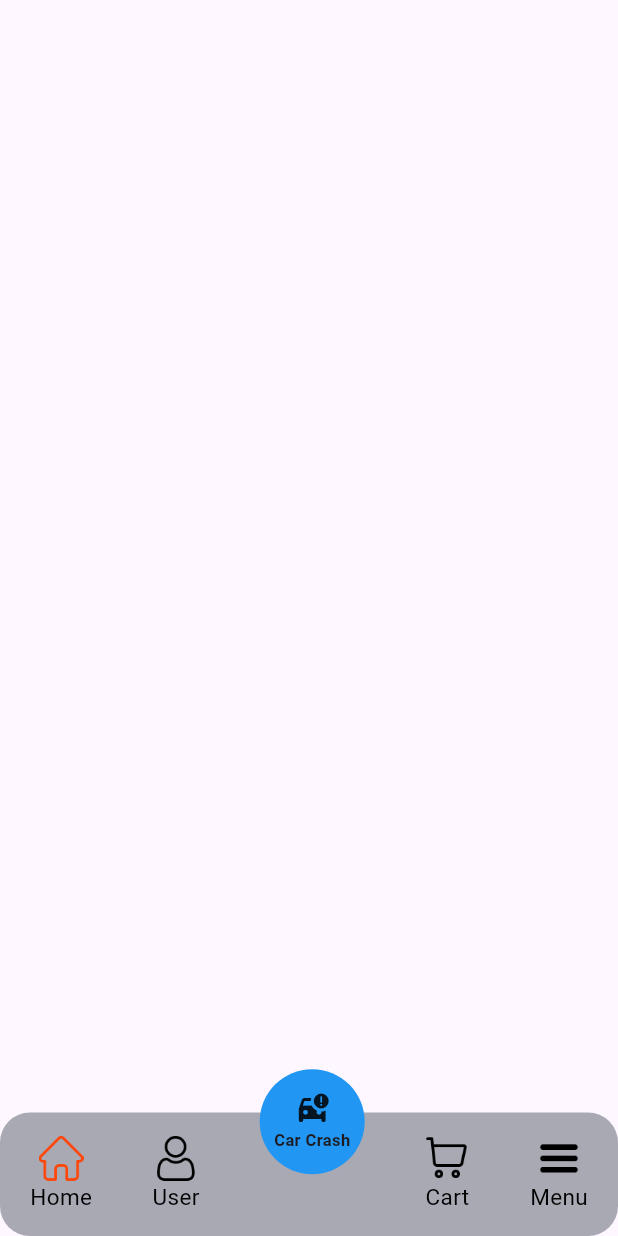
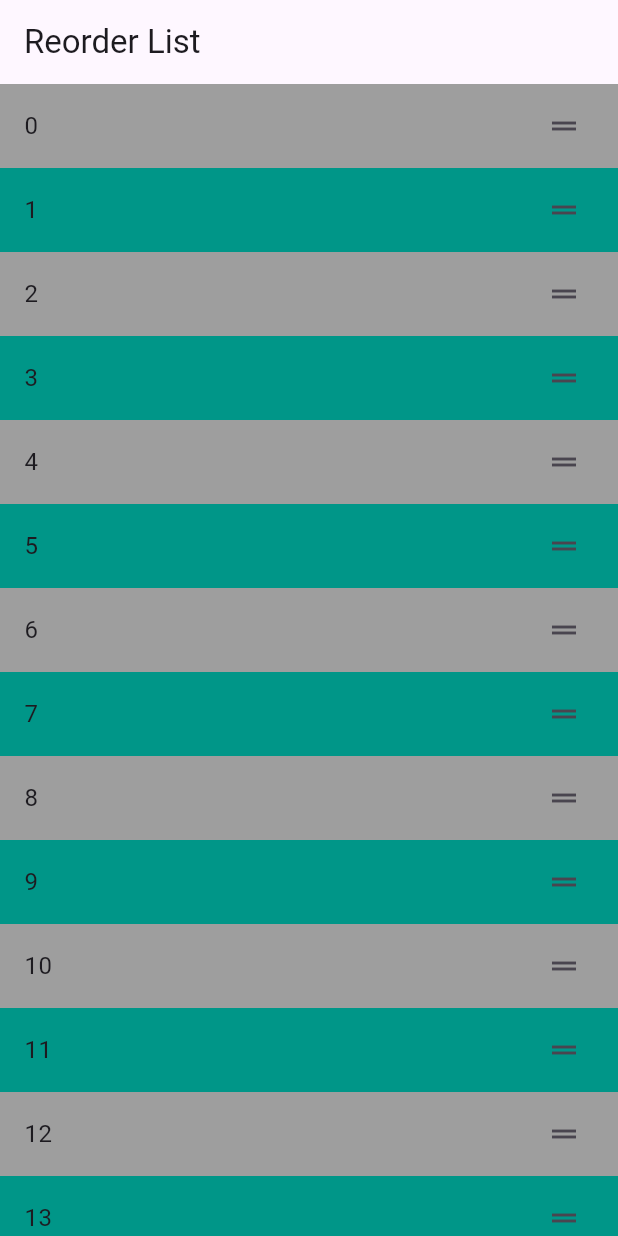
Before and after one commit to Khushnu/widgets, a Flutter app: the screen it shows after launch, on a phone screen of 412 x 824 dp. Run offline on Flutter 3.47's test engine with Material 3 defaults, Android fonts, the phone set to English and light mode, and no system bars.

Commit message:
added reorder list view widget

```diff
--- a/lib/main.dart
+++ b/lib/main.dart
@@ -7,6 +7,7 @@ import 'package:widgets_/menu.dart';
 import 'package:widgets_/model.dart';
 import 'package:widgets_/pageview.dart';
 import 'package:widgets_/person.dart';
+import 'package:widgets_/reorderlist.dart';
 // import 'package:widgets_/prof.dart';
 
 void main(List<String> args) {
@@ -17,7 +18,7 @@ class MyApp extends StatelessWidget {
   @override
   Widget build(BuildContext context) {
     return const MaterialApp(
-      home: BottomNavbar(),
+      home: ReorderList(),
     );
   }
 }
--- /dev/null
+++ b/lib/reorderlist.dart
@@ -0,0 +1,38 @@
+import 'package:flutter/material.dart';
+
+class ReorderList extends StatefulWidget {
+  const ReorderList({super.key});
+
+  @override
+  State<ReorderList> createState() => _ReorderListState();
+}
+
+class _ReorderListState extends State<ReorderList> {
+  List<int> items = List.generate(30, (index) => index);
+  @override
+  Widget build(BuildContext context) {
+    return Scaffold(
+      appBar: AppBar(title: Text('Reorder List'),),
+      body: ReorderableListView(
+        children: List.generate(items.length, (index) {
+          return ListTile(
+            key: Key('$index'),
+            tileColor: items[index].isOdd ? Colors.teal : Colors.grey,
+            title: Text('${items[index]}'),
+            trailing: Icon(Icons.drag_handle),
+          );
+        }),
+        onReorder: (int oldIndex, int newIndex){
+          setState(() {
+            if(oldIndex < newIndex){
+              newIndex -= 1;
+
+            }
+             final int item = items.removeAt(oldIndex);
+              items.insert(newIndex, item);
+          });
+         },
+      ),
+    );
+  }
+}
```
Also changed, not shown: 2 other files.
